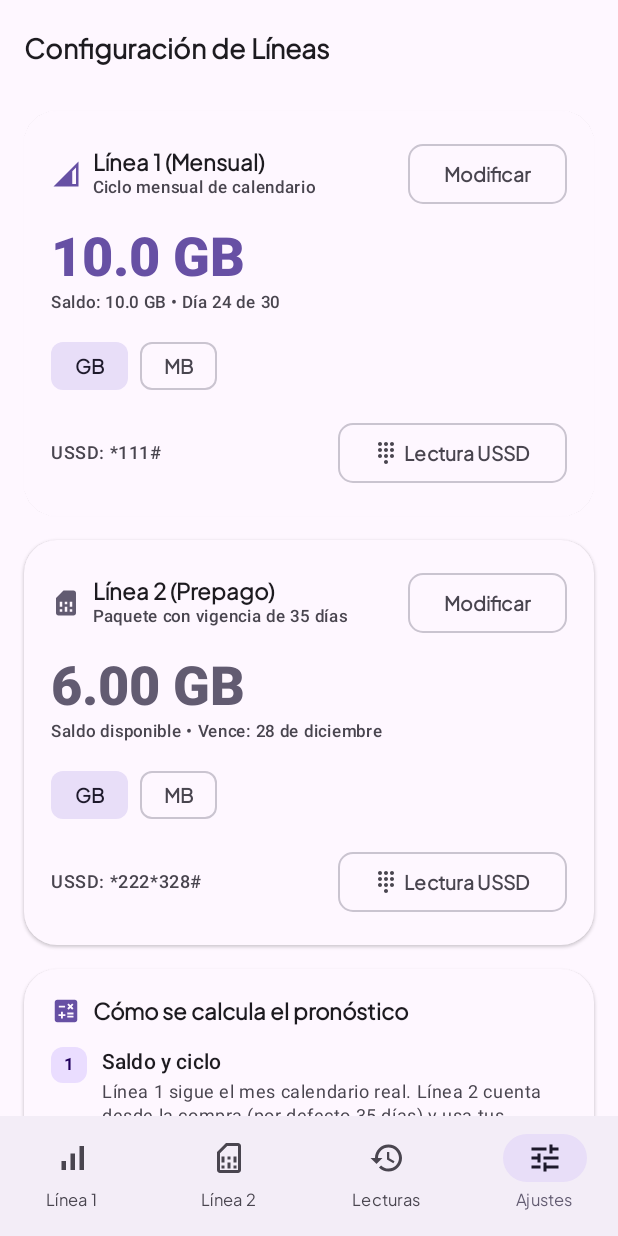
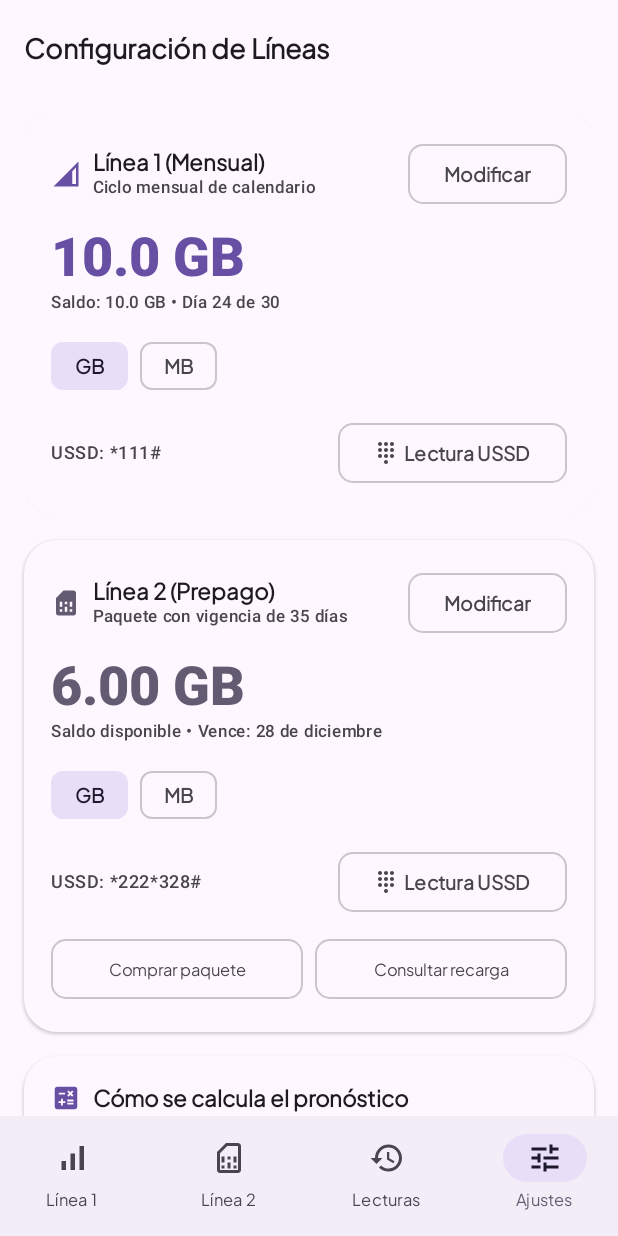
Before and after one commit to renehdezalvarez/Datos_android, an Android app built with Jetpack Compose: the screen it shows after launch (MainActivity), item 4 of the bottom bar chosen, on a phone screen of 412 x 824 dp. Run offline under Robolectric (Android 15) with nearby library versions, the phone set to English and light mode, and no system bars; our stand-ins replace Room's generated code; 23 statements that could not run were skipped.

Commit message:
Añade compra y recarga prepago en Ajustes y muestra paneles según necesidad
- Agrega botones Comprar paquete y Consultar recarga en la tarjeta de Línea 2 en Ajustes
- Muestra panel de compra cuando queden <=5 días o <1 GB de saldo
- Muestra panel de recarga solo desde 3 días antes de la fecha elegible (o después) mientras se conozca
- Mantiene la consulta automática de recarga cuando no hay fecha conocida

```diff
--- a/app/build.gradle.kts
+++ b/app/build.gradle.kts
@@ -12,8 +12,8 @@ android {
     applicationId = "com.aistudio.previsiongastos.pkwqzl"
     minSdk = 24
     targetSdk = 36
-    versionCode = 41
-    versionName = "8.33"
+    versionCode = 42
+    versionName = "8.34"
 
     testInstrumentationRunner = "androidx.test.runner.AndroidJUnitRunner"
   }
--- a/app/src/main/java/com/example/MainActivity.kt
+++ b/app/src/main/java/com/example/MainActivity.kt
@@ -554,6 +554,12 @@ fun MainDataContent(viewModel: DataForecastViewModel, updateManager: UpdateManag
                         showUssdReadingDialog = true
                     },
                     onToggleUnit = { lineId -> viewModel.toggleDisplayUnit(lineId) },
+                    onOpenPrepaidPurchase = {
+                        targetLineId = 2
+                        showUssdPurchaseDialog = true
+                    },
+                    onConsultPrepaidRecharge = { rechargeConsult.start() },
+                    consultingPrepaidRecharge = state.consultingLineId == 2,
                     updateState = updateState,
                     onCheckUpdates = { scope.launch { updateManager.check(force = true) } },
                     onDownloadUpdate = { updateManager.download() },
--- a/app/src/main/java/com/example/ui/screens/DataSettingsScreen.kt
+++ b/app/src/main/java/com/example/ui/screens/DataSettingsScreen.kt
@@ -47,6 +47,9 @@ fun DataSettingsScreen(
     onOpenEditLine: (lineId: Int) -> Unit,
     onOpenUssdReading: (lineId: Int) -> Unit,
     onToggleUnit: (lineId: Int) -> Unit,
+    onOpenPrepaidPurchase: () -> Unit,
+    onConsultPrepaidRecharge: () -> Unit,
+    consultingPrepaidRecharge: Boolean,
     updateState: UpdateUiState,
     onCheckUpdates: () -> Unit,
     onDownloadUpdate: () -> Unit,
@@ -113,7 +116,37 @@ fun DataSettingsScreen(
                     displayUnit = state.line2.displayUnit,
                     onEdit = { onOpenEditLine(2) },
                     onUssd = { onOpenUssdReading(2) },
-                    onToggleUnit = { onToggleUnit(2) }
+                    onToggleUnit = { onToggleUnit(2) },
+                    extraActions = {
+                        Spacer(modifier = Modifier.height(10.dp))
+                        Row(
+                            modifier = Modifier.fillMaxWidth(),
+                            horizontalArrangement = Arrangement.spacedBy(8.dp)
+                        ) {
+                            OutlinedButton(
+                                onClick = onOpenPrepaidPurchase,
+                                shape = RoundedCornerShape(10.dp),
+                                modifier = Modifier.weight(1f)
+                            ) {
+                                Text("Comprar paquete", style = MaterialTheme.typography.labelMedium)
+                            }
+                            OutlinedButton(
+                                onClick = onConsultPrepaidRecharge,
+                                enabled = !consultingPrepaidRecharge,
+                                shape = RoundedCornerShape(10.dp),
+                                modifier = Modifier.weight(1f)
+                            ) {
+                                if (consultingPrepaidRecharge) {
+                                    androidx.compose.material3.CircularProgressIndicator(
+                                        modifier = Modifier.size(16.dp),
+                                        strokeWidth = 2.dp
+                                    )
+                                } else {
+                                    Text("Consultar recarga", style = MaterialTheme.typography.labelMedium)
+                                }
+                            }
+                        }
+                    }
                 )
             }
 
@@ -189,7 +222,8 @@ private fun LineSettingsCard(
     displayUnit: String,
     onEdit: () -> Unit,
     onUssd: () -> Unit,
-    onToggleUnit: () -> Unit
+    onToggleUnit: () -> Unit,
+    extraActions: @Composable (() -> Unit)? = null
 ) {
     Card(
         modifier = Modifier.fillMaxWidth(),
@@ -253,6 +287,8 @@ private fun LineSettingsCard(
                     Text("Lectura USSD")
                 }
             }
+
+            extraActions?.invoke()
         }
     }
 }
--- a/app/src/main/java/com/example/ui/viewmodel/DataForecastViewModel.kt
+++ b/app/src/main/java/com/example/ui/viewmodel/DataForecastViewModel.kt
@@ -31,7 +31,9 @@ data class SingleLineState(
     /** Prepaid only: first day the operator allows a balance recharge. */
     val rechargeEligibleDateFormatted: String = "",
     /** Date reported by the carrier (the day before [rechargeEligibleDateFormatted]). */
-    val rechargeCarrierDateFormatted: String = ""
+    val rechargeCarrierDateFormatted: String = "",
+    /** Prepaid only: raw eligible date for visibility rules. */
+    val rechargeEligibleDateMs: Long? = null
 )
 
 /** Result of an automatically interpreted USSD response. */
@@ -396,7 +398,8 @@ class DataForecastViewModel(
                 simulatedDailyMB = sim2,
                 expirationDateFormatted = expirationFormatted,
                 rechargeEligibleDateFormatted = rechargeEligibleFormatted,
-                rechargeCarrierDateFormatted = rechargeCarrierFormatted
+                rechargeCarrierDateFormatted = rechargeCarrierFormatted,
+                rechargeEligibleDateMs = plan2.rechargeEligibleDateMs
             ),
             logs = logs,
             calendarCurrentDay = currentDayOfMonth(),
```
Also changed, not shown: app/src/main/java/com/example/ui/screens/Prepaid35LineScreen.kt (+34 -60 lines).
